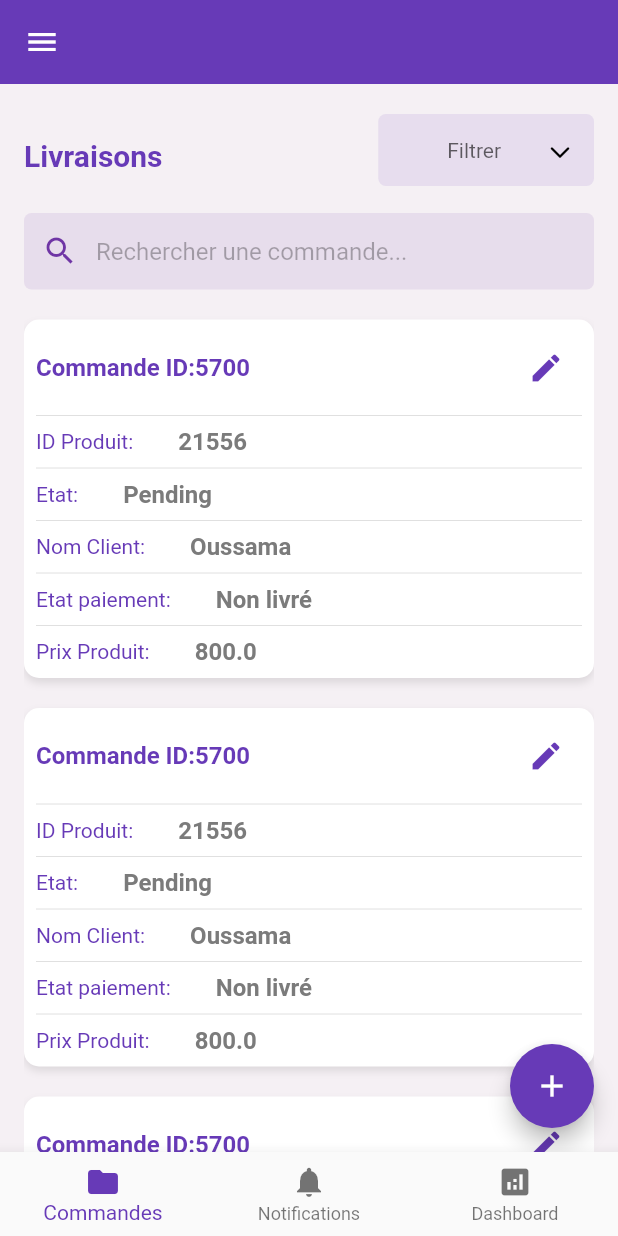
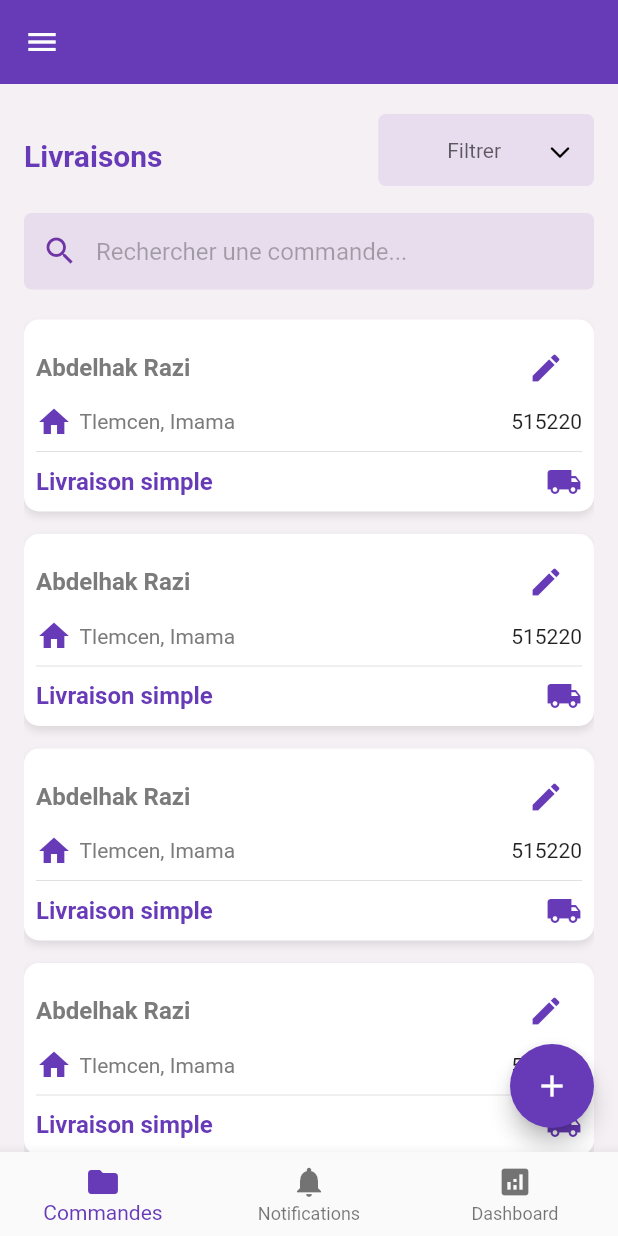
Before and after one commit to oussama-fellag/easy-relay-App-Vendeur-Manager-, a Flutter app: the screen it shows after launch, after a tap on "CONNECTER", on a phone screen of 412 x 824 dp. Run offline on Flutter 3.47's test engine with Material 2 defaults, Android fonts, the phone set to English and light mode, and no system bars; drawn by our look-alikes of flutter_slidable; our stand-ins replace audioplayers, bloc, data_table_2, dio, file_picker, flutter_bloc; missing offline and left inert: flutter_barcode_scanner, number_inc_dec, splash_screen_view; network calls fail.

Commit message:
fixed ui of livraisons widgets

```diff
--- a/lib/Screens/vendeur/ajouter_commande.dart
+++ b/lib/Screens/vendeur/ajouter_commande.dart
@@ -30,7 +30,6 @@ class _AjouterCommandeState extends State<AjouterCommande> {
     return SafeArea(
       child: BlocConsumer<VendeurBloc, VendeurState>(
         listener: (context, state) {
-          print(state);
           if (state is QuitPage) {
             Navigator.pop(context);
           }
@@ -39,7 +38,6 @@ class _AjouterCommandeState extends State<AjouterCommande> {
         builder: (context, state) {
           return BlocBuilder<VendeurBloc, VendeurState>(
               builder: (context, state) {
-            print(state);
             return Scaffold(
               appBar: AppBar(
                 backgroundColor: Colors.transparent,
--- a/lib/Screens/vendeur/menu/commandes/tournee_widget.dart
+++ b/lib/Screens/vendeur/menu/commandes/tournee_widget.dart
@@ -1,6 +1,6 @@
 import 'package:flutter/material.dart';
 import 'package:test12/Screens/vendeur/menu/commandes/modifier_commande.dart';
-import 'package:test12/Screens/vendeur/widgets/wilya_button.dart';
+import 'package:test12/Screens/vendeur/menu/commandes/plus_dinfos.dart';
 import 'package:test12/constant.dart';
 import 'package:test12/models/commande.dart';
 
@@ -11,9 +11,16 @@ class TourneeWidget extends StatelessWidget {
   final Commande? commande;
   @override
   Widget build(BuildContext context) {
-    return Container(
+    return InkWell(
+      onTap: () {
+        Navigator.push(
+            context,
+            MaterialPageRoute(
+                builder: (context) => const PlusDinfosLivraison()));
+      },
+      child: Container(
         padding: const EdgeInsets.all(8),
-      margin: const EdgeInsets.only(bottom: 10, top: 10),
+        margin: const EdgeInsets.only(bottom: 5, top: 10),
         decoration: BoxDecoration(
             borderRadius: BorderRadius.circular(10),
             boxShadow: [
@@ -28,9 +35,9 @@ class TourneeWidget extends StatelessWidget {
             mainAxisAlignment: MainAxisAlignment.spaceBetween,
             children: [
               const Text(
-              "Commande ID:5700",
+                "Abdelhak Razi",
                 style: TextStyle(
-                  color: kPrimaryColor,
+                    color: Color.fromARGB(255, 123, 123, 123),
                     fontSize: 16,
                     fontWeight: FontWeight.bold),
               ),
@@ -48,102 +55,42 @@ class TourneeWidget extends StatelessWidget {
                   )),
             ],
           ),
-        const Divider(),
           Row(
-          children: [
-            const Text(
-              "ID Produit:",
-              style: TextStyle(color: kPrimaryColor, fontSize: 14),
+            mainAxisAlignment: MainAxisAlignment.start,
+            children: const [
+              Icon(
+                Icons.home,
+                color: kPrimaryColor,
               ),
-            const SizedBox(
-              width: 30,
+              SizedBox(
+                width: 5,
               ),
-            Text(
-              barcode,
-              style: const TextStyle(
-                  color: Color.fromARGB(255, 123, 123, 123),
-                  fontSize: 16,
-                  fontWeight: FontWeight.bold),
-            ),
+              Text("Tlemcen, Imama",
+                  style: TextStyle(
+                      color: Color.fromARGB(255, 123, 123, 123), fontSize: 14)),
+              Spacer(),
+              Text("515220"),
             ],
           ),
           const Divider(),
           Row(
+            mainAxisAlignment: MainAxisAlignment.spaceBetween,
             children: const [
               Text(
-              "Etat:",
-              style: TextStyle(color: kPrimaryColor, fontSize: 14),
-            ),
-            SizedBox(
-              width: 30,
-            ),
-            Text(
-              "Pending",
+                "Livraison simple",
                 style: TextStyle(
-                  color: Color.fromARGB(255, 123, 123, 123),
+                    color: kPrimaryColor,
                     fontSize: 16,
                     fontWeight: FontWeight.bold),
               ),
-          ],
-        ),
-        const Divider(),
-        Row(
-          children: [
-            const Text(
-              "Nom Client:",
-              style: TextStyle(color: kPrimaryColor, fontSize: 14),
-            ),
-            const SizedBox(
-              width: 30,
-            ),
-            Text(
-              commande!.client.nom,
-              style: const TextStyle(
-                  color: Color.fromARGB(255, 123, 123, 123),
-                  fontSize: 16,
-                  fontWeight: FontWeight.bold),
-            ),
-          ],
-        ),
-        const Divider(),
-        Row(
-          children: const [
-            Text(
-              "Etat paiement:",
-              style: TextStyle(color: kPrimaryColor, fontSize: 14),
-            ),
-            SizedBox(
-              width: 30,
-            ),
-            Text(
-              "Non livré",
-              style: TextStyle(
-                  color: Color.fromARGB(255, 123, 123, 123),
-                  fontSize: 16,
-                  fontWeight: FontWeight.bold),
-            ),
-          ],
-        ),
-        const Divider(),
-        Row(
-          children: [
-            const Text(
-              "Prix Produit:",
-              style: TextStyle(color: kPrimaryColor, fontSize: 14),
-            ),
-            const SizedBox(
-              width: 30,
-            ),
-            Text(
-              commande!.price.toString(),
-              style: const TextStyle(
-                  color: Color.fromARGB(255, 123, 123, 123),
-                  fontSize: 16,
-                  fontWeight: FontWeight.bold),
+              Icon(
+                Icons.local_shipping,
+                color: kPrimaryColor,
               ),
             ],
           ),
         ]),
+      ),
     );
   }
 }
```
Also changed, not shown: lib/Screens/vendeur/menu/commandes/plus_dinfos.dart (added, +216 -0 lines), lib/Screens/vendeur/menu/signaler incident/incident.dart (+26 -29 lines). Lines whose indentation alone changed are shown as unchanged.
